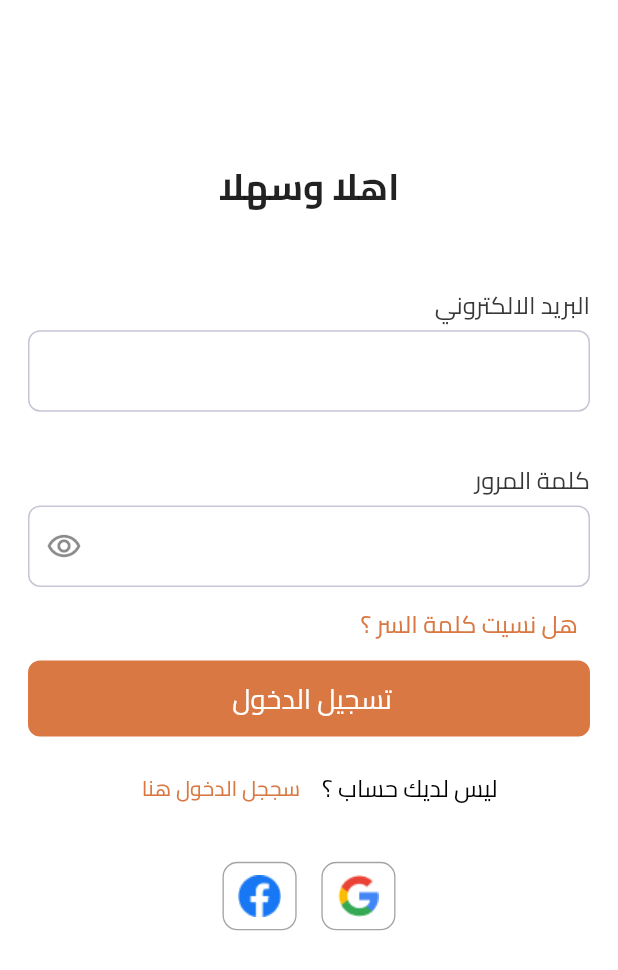
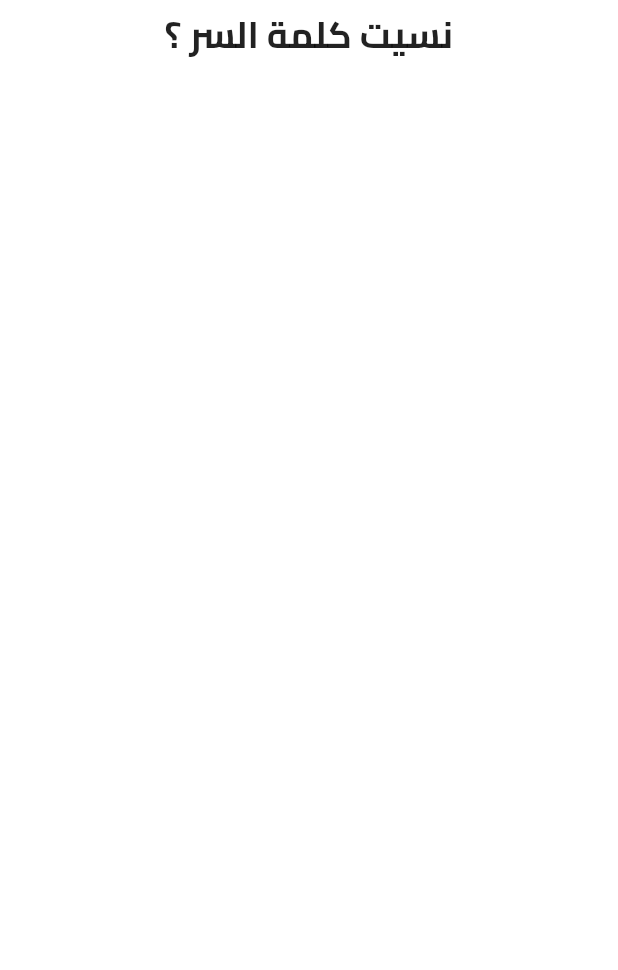
Before and after one commit to MohamedTaha-flutter/twseel_app_flutter, a Flutter app: the LoginView screen opened directly, after a tap on "هل نسيت كلمة السر ؟", on a phone screen of 412 x 824 dp. Shown: the top 970 px of the screen. Run offline on Flutter 3.47's test engine with Material 3 defaults, Android fonts, the light colour scheme and no system bars; our stand-ins replace flutter_bloc, flutter_screenutil, hexcolor.

Commit message:
create Forget password view

```diff
--- /dev/null
+++ b/lib/Features/auth/presentation/views/forget_password_view.dart
@@ -0,0 +1,20 @@
+import 'package:flutter/material.dart';
+import 'package:twseel_app/core/style/font_style.dart';
+
+
+class ForgetPasswordView extends StatelessWidget {
+  const ForgetPasswordView({super.key});
+
+  @override
+  Widget build(BuildContext context) {
+    return Scaffold(
+      body: Column(
+        children: [
+          Center(
+            child: Text("نسيت كلمة السر ؟",style: FontStyles.font24Weight600Black,),
+          )
+        ],
+      ),
+    );
+  }
+}
--- a/lib/Features/auth/presentation/views/login_view.dart
+++ b/lib/Features/auth/presentation/views/login_view.dart
@@ -2,6 +2,7 @@ import 'package:flutter/material.dart';
 import 'package:flutter_bloc/flutter_bloc.dart';
 import 'package:twseel_app/Features/auth/presentation/manage/cubit/logic.dart';
 import 'package:twseel_app/Features/auth/presentation/manage/cubit/state.dart';
+import 'package:twseel_app/Features/auth/presentation/views/forget_password_view.dart';
 import 'package:twseel_app/Features/auth/presentation/views/sign_up_view.dart';
 import 'package:twseel_app/Features/auth/presentation/views/widget/if_you_have_an_account.dart';
 import 'package:twseel_app/Features/auth/presentation/views/widget/login_by_F_G.dart';
@@ -26,7 +27,7 @@ class LoginView extends StatelessWidget {
     return BlocConsumer<LoginCubit, LoginState>(
       listener: (context, state) {},
       builder: (context, state) {
-        var cubit =LoginCubit.get(context) ;
+        var cubit = LoginCubit.get(context);
         return Scaffold(
           body: Padding(
             padding: EdgeInsets.only(right: 17.w, left: 17.w, top: 100.h),
@@ -71,9 +72,8 @@ class LoginView extends StatelessWidget {
                       isPassword: cubit.visiblePassword,
                       keyboardType: TextInputType.visiblePassword,
                       suffixIcon: IconButton(
-                          onPressed: ()
-                          {
-                            cubit.changeVisiblePassword() ;
+                          onPressed: () {
+                            cubit.changeVisiblePassword();
                           },
                           icon: const Icon(Icons.remove_red_eye_outlined)),
                     ),
@@ -81,7 +81,13 @@ class LoginView extends StatelessWidget {
                       height: 1.h,
                     ),
                     TextButton(
-                        onPressed: () {},
+                        onPressed: () {
+                          Navigator.of(context).push(
+                            MaterialPageRoute(
+                              builder: (context) => ForgetPasswordView(),
+                            ),
+                          );
+                        },
                         child: Text(
                           "هل نسيت كلمة السر ؟ ",
                           style: FontStyles.font16Weight400LightBlack.copyWith(
@@ -101,7 +107,7 @@ class LoginView extends StatelessWidget {
                       blackText: 'ليس لديك حساب ؟ ',
                       onPressed: () {
                         Navigator.of(context).push(MaterialPageRoute(
-                            builder: (context) =>  SignUpView()));
+                            builder: (context) => SignUpView()));
                       },
                       orangeText: " سججل الدخول هنا  ",
                     ),
```
